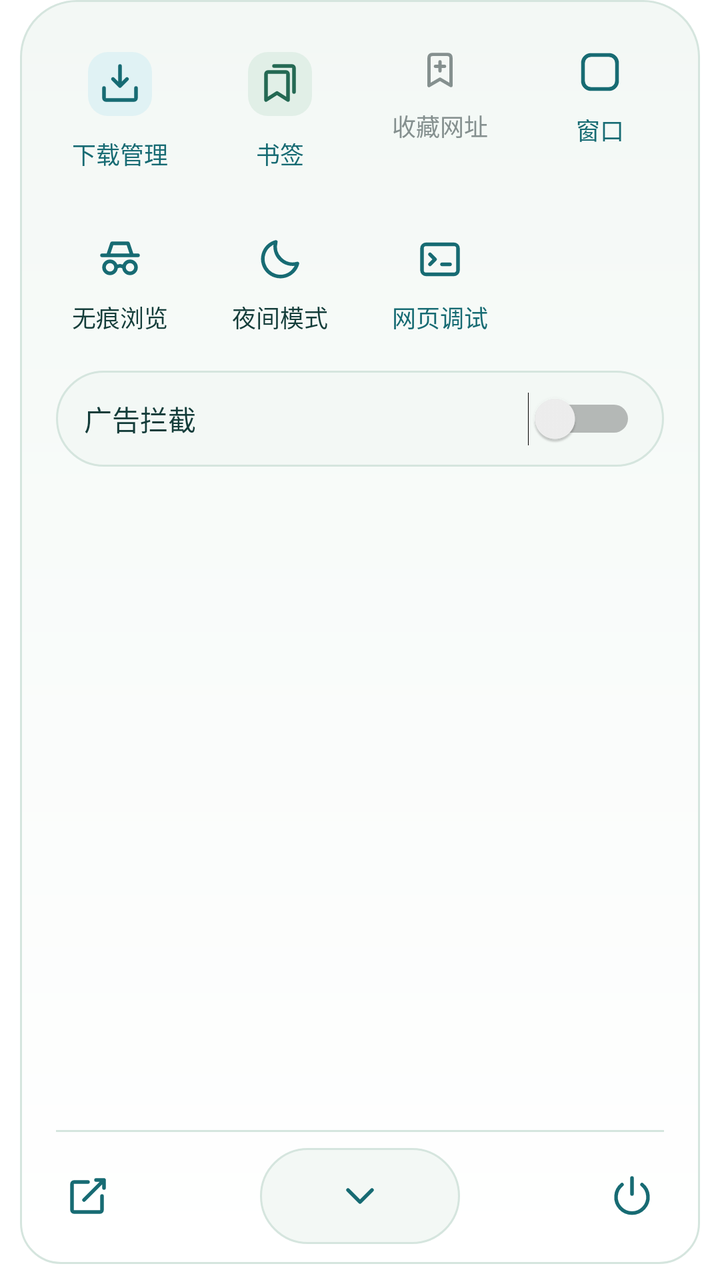
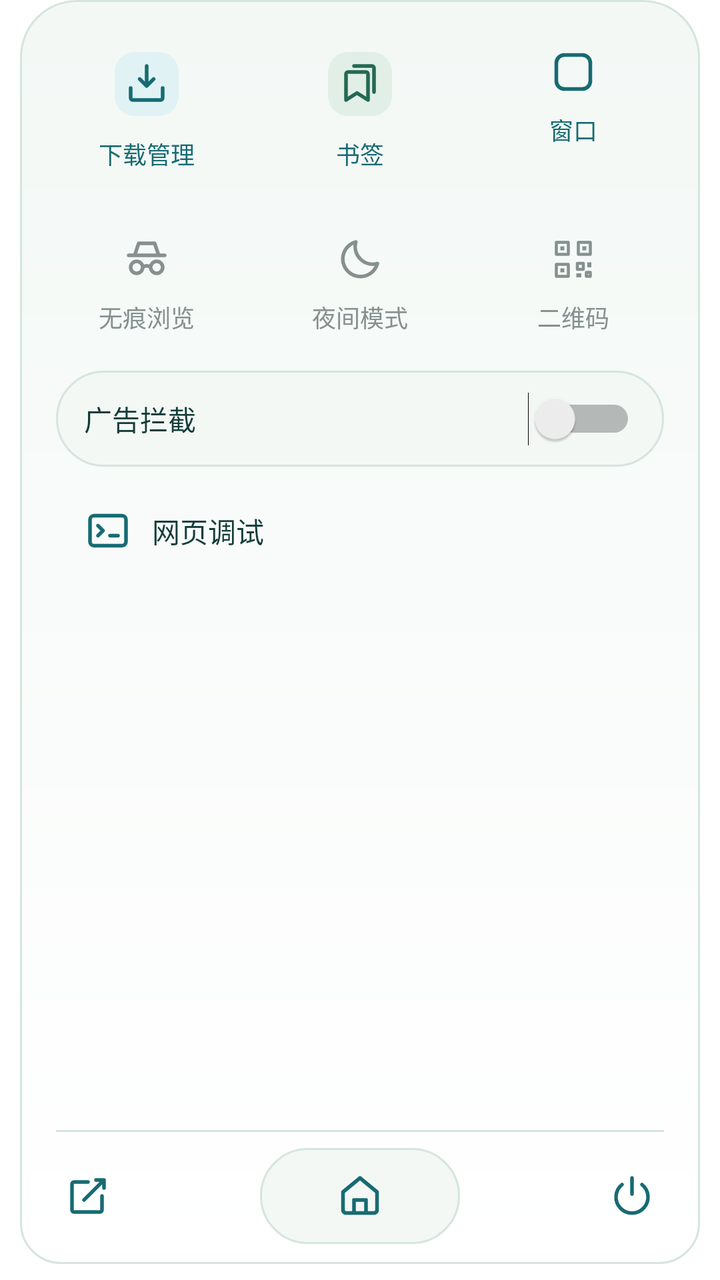

Two renders of the same Android screen: before a commit and after it. Below are the layout's source before the change and the commit's diff.
<!-- AndroidManifest.xml: application theme Theme.LiteSail -->
<!-- res/layout/view_browser_menu.xml -->
<?xml version="1.0" encoding="utf-8"?>
<LinearLayout xmlns:android="http://schemas.android.com/apk/res/android"
    android:layout_width="match_parent"
    android:layout_height="wrap_content"
    android:background="@drawable/browser_menu_surface"
    android:orientation="vertical"
    android:paddingHorizontal="20dp"
    android:paddingTop="14dp"
    android:paddingBottom="18dp">

    <ScrollView
        android:layout_width="match_parent"
        android:layout_height="0dp"
        android:layout_weight="1"
        android:overScrollMode="ifContentScrolls"
        android:scrollbars="vertical">

        <LinearLayout
            android:layout_width="match_parent"
            android:layout_height="wrap_content"
            android:orientation="vertical">

            <LinearLayout
                android:layout_width="match_parent"
                android:layout_height="wrap_content"
                android:baselineAligned="false"
                android:orientation="horizontal">

                <Button
                    android:id="@+id/open_downloads"
                    style="@style/Widget.LiteSail.BrowserMenuAction"
                    android:drawableTop="@drawable/ic_menu_downloads"
                    android:text="@string/browser_menu_downloads" />

                <Button
                    android:id="@+id/open_bookmarks"
                    style="@style/Widget.LiteSail.BrowserMenuAction"
                    android:drawableTop="@drawable/ic_menu_library"
                    android:text="@string/browser_menu_library" />

                <Button
                    android:id="@+id/bookmark_page"
                    style="@style/Widget.LiteSail.BrowserMenuAction"
                    android:drawableTint="@color/browser_toolbar_icon"
                    android:drawableTop="@drawable/browser_bookmark_icon"
                    android:enabled="false"
                    android:textColor="@color/browser_toolbar_icon"
                    android:text="@string/browser_menu_bookmark" />

                <Button
                    android:id="@+id/open_windows"
                    style="@style/Widget.LiteSail.BrowserMenuAction"
                    android:drawableTop="@drawable/ic_toolbar_window"
                    android:text="@string/browser_windows" />
            </LinearLayout>

            <LinearLayout
                android:layout_width="match_parent"
                android:layout_height="wrap_content"
                android:layout_marginTop="12dp"
                android:baselineAligned="false"
                android:orientation="horizontal">

                <TextView
                    style="@style/Widget.LiteSail.BrowserMenuItem"
                    android:drawableTop="@drawable/ic_menu_incognito"
                    android:text="@string/browser_menu_incognito" />

                <TextView
                    style="@style/Widget.LiteSail.BrowserMenuItem"
                    android:drawableTop="@drawable/ic_menu_night_mode"
                    android:text="@string/browser_menu_night_mode" />

                <ToggleButton
                    android:id="@+id/web_debug"
                    style="@style/Widget.LiteSail.BrowserMenuAction"
                    android:background="@drawable/browser_menu_debug_background"
                    android:drawableTop="@drawable/ic_menu_debug"
                    android:textOff="@string/browser_menu_web_debug"
                    android:textOn="@string/browser_menu_web_debug" />

                <Button
                    android:id="@+id/page_qr_code"
                    style="@style/Widget.LiteSail.BrowserMenuAction"
                    android:drawableTop="@drawable/ic_menu_qr_code"
                    android:text="@string/browser_page_qr_code"
                    android:visibility="invisible" />
            </LinearLayout>

            <Switch
                android:id="@+id/ad_block"
                android:layout_width="match_parent"
                android:layout_height="wrap_content"
                android:layout_marginHorizontal="8dp"
                android:layout_marginTop="8dp"
                android:background="@drawable/browser_address_background"
                android:minHeight="48dp"
                android:paddingHorizontal="14dp"
                android:text="@string/browser_menu_ad_block"
                android:textColor="@color/start_page_brand_text"
                android:textSize="14sp" />
        </LinearLayout>
    </ScrollView>

    <View
        android:layout_width="match_parent"
        android:layout_height="1dp"
        android:layout_marginHorizontal="8dp"
        android:layout_marginTop="10dp"
        android:background="@color/start_page_search_border"
        android:importantForAccessibility="no" />

    <FrameLayout
        android:layout_width="match_parent"
        android:layout_height="wrap_content"
        android:layout_marginTop="8dp">

        <ImageButton
            android:layout_width="48dp"
            android:layout_height="48dp"
            android:layout_gravity="start"
            android:background="@android:color/transparent"
            android:contentDescription="@string/browser_menu_share"
            android:enabled="false"
            android:padding="0dp"
            android:scaleType="center"
            android:src="@drawable/ic_menu_share"
            android:tint="@color/browser_toolbar_icon" />

        <ImageButton
            android:id="@+id/close_menu"
            android:layout_width="100dp"
            android:layout_height="48dp"
            android:layout_gravity="center"
            android:background="@drawable/browser_address_background"
            android:contentDescription="@string/browser_menu_close"
            android:padding="0dp"
            android:scaleType="center"
            android:src="@drawable/ic_menu_close" />

        <ImageButton
            android:id="@+id/exit_browser"
            android:layout_width="48dp"
            android:layout_height="48dp"
            android:layout_gravity="end"
            android:background="?android:attr/selectableItemBackgroundBorderless"
            android:contentDescription="@string/browser_menu_exit"
            android:padding="0dp"
            android:scaleType="center"
            android:src="@drawable/ic_menu_exit"
            android:tooltipText="@string/browser_menu_exit" />
    </FrameLayout>
</LinearLayout>
<!-- resources referenced by this layout -->
<resources>
  <color name="start_page_brand_text">#143D3A</color>
  <color name="start_page_search_border">#D5E5DE</color>
  <!-- drawable browser_bookmark_icon (drawable) -->
  <?xml version="1.0" encoding="utf-8"?>
  <selector xmlns:android="http://schemas.android.com/apk/res/android">
      <item android:state_selected="true" android:drawable="@drawable/ic_browser_bookmark_saved" />
      <item android:drawable="@drawable/ic_browser_bookmark" />
  </selector>
  <!-- drawable ic_menu_close (drawable) -->
  <?xml version="1.0" encoding="utf-8"?>
  <vector xmlns:android="http://schemas.android.com/apk/res/android"
      android:width="24dp"
      android:height="24dp"
      android:viewportWidth="24"
      android:viewportHeight="24">
      <path
          android:pathData="M6,9 L12,15 L18,9"
          android:strokeColor="@color/start_page_accent"
          android:strokeLineCap="round"
          android:strokeLineJoin="round"
          android:strokeWidth="1.8" />
  </vector>
  <string name="browser_menu_ad_block">广告拦截</string>
  <string name="browser_menu_bookmark">收藏网址</string>
  <string name="browser_menu_close">收起菜单</string>
  <string name="browser_menu_downloads">下载管理</string>
  <string name="browser_menu_exit">退出</string>
  <string name="browser_menu_incognito">无痕浏览</string>
  <string name="browser_menu_library">书签</string>
  <string name="browser_menu_night_mode">夜间模式</string>
  <string name="browser_menu_share">分享网页</string>
  <string name="browser_menu_web_debug">网页调试</string>
  <string name="browser_page_qr_code">二维码</string>
  <string name="browser_windows">窗口</string>
  <style name="Widget.LiteSail.BrowserMenuAction" parent="Widget.LiteSail.BrowserMenuItem">
          <item name="android:background">?android:attr/selectableItemBackground</item>
          <item name="android:fontFamily">sans-serif-medium</item>
          <item name="android:minWidth">0dp</item>
          <item name="android:stateListAnimator">@null</item>
          <item name="android:textAllCaps">false</item>
          <item name="android:textColor">@color/start_page_accent</item>
      </style>
  <style name="Widget.LiteSail.BrowserMenuItem" parent="android:style/Widget.Material.TextView">
          <item name="android:layout_width">0dp</item>
          <item name="android:layout_height">wrap_content</item>
          <item name="android:layout_weight">1</item>
          <item name="android:drawablePadding">8dp</item>
          <item name="android:gravity">center</item>
          <item name="android:paddingHorizontal">2dp</item>
          <item name="android:paddingVertical">10dp</item>
          <item name="android:textColor">@color/start_page_brand_text</item>
          <item name="android:textSize">12sp</item>
      </style>
  <color name="start_page_background">#F3F8F5</color>
  <!-- drawable ic_browser_bookmark_saved (drawable) -->
  <?xml version="1.0" encoding="utf-8"?>
  <vector xmlns:android="http://schemas.android.com/apk/res/android"
      android:width="22dp"
      android:height="22dp"
      android:viewportWidth="24"
      android:viewportHeight="24">
      <path
          android:fillColor="@color/start_page_accent"
          android:pathData="M6,5.5 Q6,3.5 8,3.5 H16 Q18,3.5 18,5.5 V20.5 L12,17 L6,20.5 Z"
          android:strokeColor="@color/start_page_accent"
          android:strokeLineJoin="round"
          android:strokeWidth="1.8" />
  </vector>
  <!-- drawable ic_browser_bookmark (drawable) -->
  <?xml version="1.0" encoding="utf-8"?>
  <vector xmlns:android="http://schemas.android.com/apk/res/android"
      android:width="22dp"
      android:height="22dp"
      android:viewportWidth="24"
      android:viewportHeight="24">
      <path
          android:pathData="M6,5.5 Q6,3.5 8,3.5 H16 Q18,3.5 18,5.5 V20.5 L12,17 L6,20.5 Z M9.5,10 H14.5 M12,7.5 V12.5"
          android:strokeColor="@color/start_page_accent"
          android:strokeLineCap="round"
          android:strokeLineJoin="round"
          android:strokeWidth="1.8" />
  </vector>
  <color name="start_page_glow">#D8EEE5</color>
  <color name="start_page_accent">#176B73</color>
  <!-- unchanged entries left out for length: 16 -->
</resources>

<!-- the commit's change to res/layout/view_browser_menu.xml (unified diff, before → after) -->
@@ -39,15 +39,6 @@
                     android:text="@string/browser_menu_library" />
 
                 <Button
-                    android:id="@+id/bookmark_page"
-                    style="@style/Widget.LiteSail.BrowserMenuAction"
-                    android:drawableTint="@color/browser_toolbar_icon"
-                    android:drawableTop="@drawable/browser_bookmark_icon"
-                    android:enabled="false"
-                    android:textColor="@color/browser_toolbar_icon"
-                    android:text="@string/browser_menu_bookmark" />
-
-                <Button
                     android:id="@+id/open_windows"
                     style="@style/Widget.LiteSail.BrowserMenuAction"
                     android:drawableTop="@drawable/ic_toolbar_window"
@@ -63,28 +54,25 @@
 
                 <TextView
                     style="@style/Widget.LiteSail.BrowserMenuItem"
+                    android:drawableTint="@color/browser_toolbar_icon"
                     android:drawableTop="@drawable/ic_menu_incognito"
+                    android:enabled="false"
                     android:text="@string/browser_menu_incognito" />
 
                 <TextView
                     style="@style/Widget.LiteSail.BrowserMenuItem"
+                    android:drawableTint="@color/browser_toolbar_icon"
                     android:drawableTop="@drawable/ic_menu_night_mode"
+                    android:enabled="false"
                     android:text="@string/browser_menu_night_mode" />
-
-                <ToggleButton
-                    android:id="@+id/web_debug"
-                    style="@style/Widget.LiteSail.BrowserMenuAction"
-                    android:background="@drawable/browser_menu_debug_background"
-                    android:drawableTop="@drawable/ic_menu_debug"
-                    android:textOff="@string/browser_menu_web_debug"
-                    android:textOn="@string/browser_menu_web_debug" />
 
                 <Button
                     android:id="@+id/page_qr_code"
                     style="@style/Widget.LiteSail.BrowserMenuAction"
+                    android:drawableTint="@color/browser_toolbar_icon"
                     android:drawableTop="@drawable/ic_menu_qr_code"
-                    android:text="@string/browser_page_qr_code"
-                    android:visibility="invisible" />
+                    android:enabled="false"
+                    android:text="@string/browser_page_qr_code" />
             </LinearLayout>
 
             <Switch
@@ -98,6 +86,24 @@
                 android:paddingHorizontal="14dp"
                 android:text="@string/browser_menu_ad_block"
                 android:textColor="@color/start_page_brand_text"
+                android:textSize="14sp" />
+
+            <ToggleButton
+                android:id="@+id/web_debug"
+                android:layout_width="match_parent"
+                android:layout_height="wrap_content"
+                android:layout_marginHorizontal="8dp"
+                android:layout_marginTop="8dp"
+                android:background="@drawable/browser_menu_debug_background"
+                android:drawablePadding="10dp"
+                android:drawableStart="@drawable/ic_menu_debug"
+                android:gravity="start|center_vertical"
+                android:minHeight="48dp"
+                android:paddingHorizontal="14dp"
+                android:textAllCaps="false"
+                android:textColor="@color/start_page_brand_text"
+                android:textOff="@string/browser_menu_web_debug"
+                android:textOn="@string/browser_menu_web_debug"
                 android:textSize="14sp" />
         </LinearLayout>
     </ScrollView>
@@ -128,15 +134,16 @@
             android:tint="@color/browser_toolbar_icon" />
 
         <ImageButton
-            android:id="@+id/close_menu"
+            android:id="@+id/return_home"
             android:layout_width="100dp"
             android:layout_height="48dp"
             android:layout_gravity="center"
             android:background="@drawable/browser_address_background"
-            android:contentDescription="@string/browser_menu_close"
+            android:contentDescription="@string/browser_menu_return_home"
             android:padding="0dp"
             android:scaleType="center"
-            android:src="@drawable/ic_menu_close" />
+            android:src="@drawable/ic_toolbar_home"
+            android:tooltipText="@string/browser_menu_return_home" />
 
         <ImageButton
             android:id="@+id/exit_browser"
<!-- resource entries referenced after the edit -->
@@ -2,13 +2,7 @@
 <resources>
   <color name="start_page_brand_text">#143D3A</color>
   <color name="start_page_search_border">#D5E5DE</color>
-  <!-- drawable browser_bookmark_icon (drawable) -->
-  <?xml version="1.0" encoding="utf-8"?>
-  <selector xmlns:android="http://schemas.android.com/apk/res/android">
-      <item android:state_selected="true" android:drawable="@drawable/ic_browser_bookmark_saved" />
-      <item android:drawable="@drawable/ic_browser_bookmark" />
-  </selector>
-  <!-- drawable ic_menu_close (drawable) -->
+  <!-- drawable ic_toolbar_home (drawable) -->
   <?xml version="1.0" encoding="utf-8"?>
   <vector xmlns:android="http://schemas.android.com/apk/res/android"
       android:width="24dp"
@@ -16,20 +10,19 @@
       android:viewportWidth="24"
       android:viewportHeight="24">
       <path
-          android:pathData="M6,9 L12,15 L18,9"
+          android:pathData="M3.5,10 L12,3 L20.5,10 V19 A1.5,1.5 0,0 1,19 20.5 H5 A1.5,1.5 0,0 1,3.5 19 Z M9,20.5 V14 H15 V20.5"
           android:strokeColor="@color/start_page_accent"
           android:strokeLineCap="round"
           android:strokeLineJoin="round"
-          android:strokeWidth="1.8" />
+          android:strokeWidth="1.9" />
   </vector>
   <string name="browser_menu_ad_block">广告拦截</string>
-  <string name="browser_menu_bookmark">收藏网址</string>
-  <string name="browser_menu_close">收起菜单</string>
   <string name="browser_menu_downloads">下载管理</string>
   <string name="browser_menu_exit">退出</string>
   <string name="browser_menu_incognito">无痕浏览</string>
   <string name="browser_menu_library">书签</string>
   <string name="browser_menu_night_mode">夜间模式</string>
+  <string name="browser_menu_return_home">返回首页</string>
   <string name="browser_menu_share">分享网页</string>
   <string name="browser_menu_web_debug">网页调试</string>
   <string name="browser_page_qr_code">二维码</string>
@@ -40,7 +33,6 @@
           <item name="android:minWidth">0dp</item>
           <item name="android:stateListAnimator">@null</item>
           <item name="android:textAllCaps">false</item>
-          <item name="android:textColor">@color/start_page_accent</item>
       </style>
   <style name="Widget.LiteSail.BrowserMenuItem" parent="android:style/Widget.Material.TextView">
           <item name="android:layout_width">0dp</item>
@@ -50,38 +42,10 @@
           <item name="android:gravity">center</item>
           <item name="android:paddingHorizontal">2dp</item>
           <item name="android:paddingVertical">10dp</item>
-          <item name="android:textColor">@color/start_page_brand_text</item>
+          <item name="android:textColor">@color/browser_toolbar_icon</item>
           <item name="android:textSize">12sp</item>
       </style>
   <color name="start_page_background">#F3F8F5</color>
-  <!-- drawable ic_browser_bookmark_saved (drawable) -->
-  <?xml version="1.0" encoding="utf-8"?>
-  <vector xmlns:android="http://schemas.android.com/apk/res/android"
-      android:width="22dp"
-      android:height="22dp"
-      android:viewportWidth="24"
-      android:viewportHeight="24">
-      <path
-          android:fillColor="@color/start_page_accent"
-          android:pathData="M6,5.5 Q6,3.5 8,3.5 H16 Q18,3.5 18,5.5 V20.5 L12,17 L6,20.5 Z"
-          android:strokeColor="@color/start_page_accent"
-          android:strokeLineJoin="round"
-          android:strokeWidth="1.8" />
-  </vector>
-  <!-- drawable ic_browser_bookmark (drawable) -->
-  <?xml version="1.0" encoding="utf-8"?>
-  <vector xmlns:android="http://schemas.android.com/apk/res/android"
-      android:width="22dp"
-      android:height="22dp"
-      android:viewportWidth="24"
-      android:viewportHeight="24">
-      <path
-          android:pathData="M6,5.5 Q6,3.5 8,3.5 H16 Q18,3.5 18,5.5 V20.5 L12,17 L6,20.5 Z M9.5,10 H14.5 M12,7.5 V12.5"
-          android:strokeColor="@color/start_page_accent"
-          android:strokeLineCap="round"
-          android:strokeLineJoin="round"
-          android:strokeWidth="1.8" />
-  </vector>
   <color name="start_page_glow">#D8EEE5</color>
   <color name="start_page_accent">#176B73</color>
   <!-- unchanged entries left out for length: 16 -->
